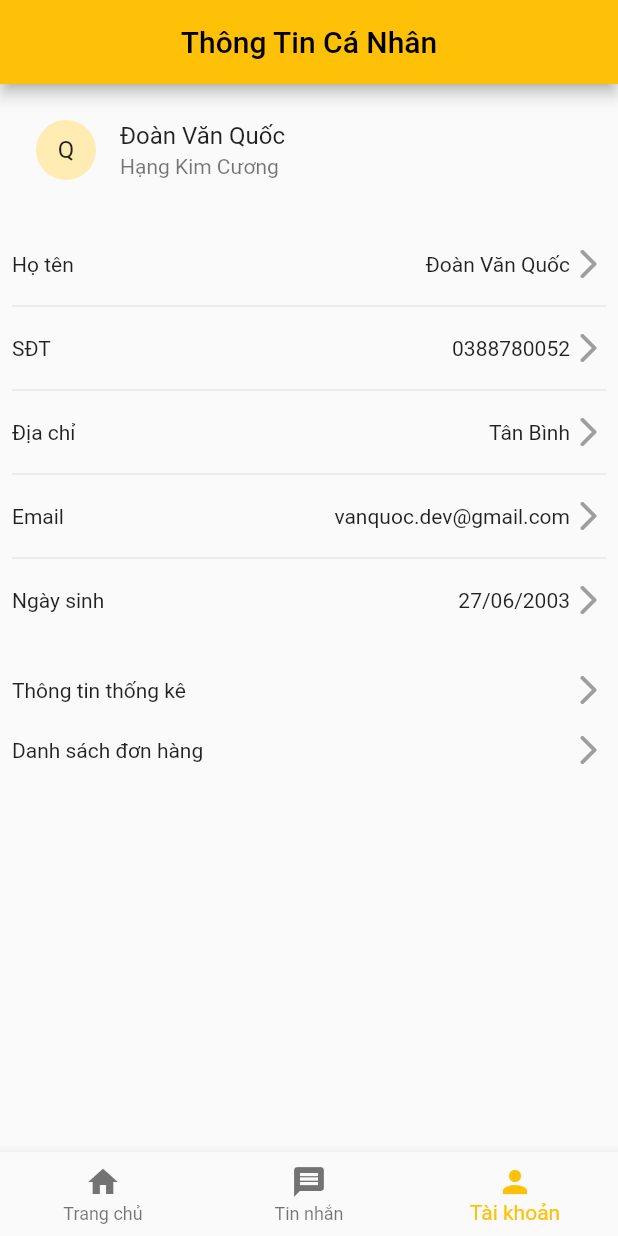
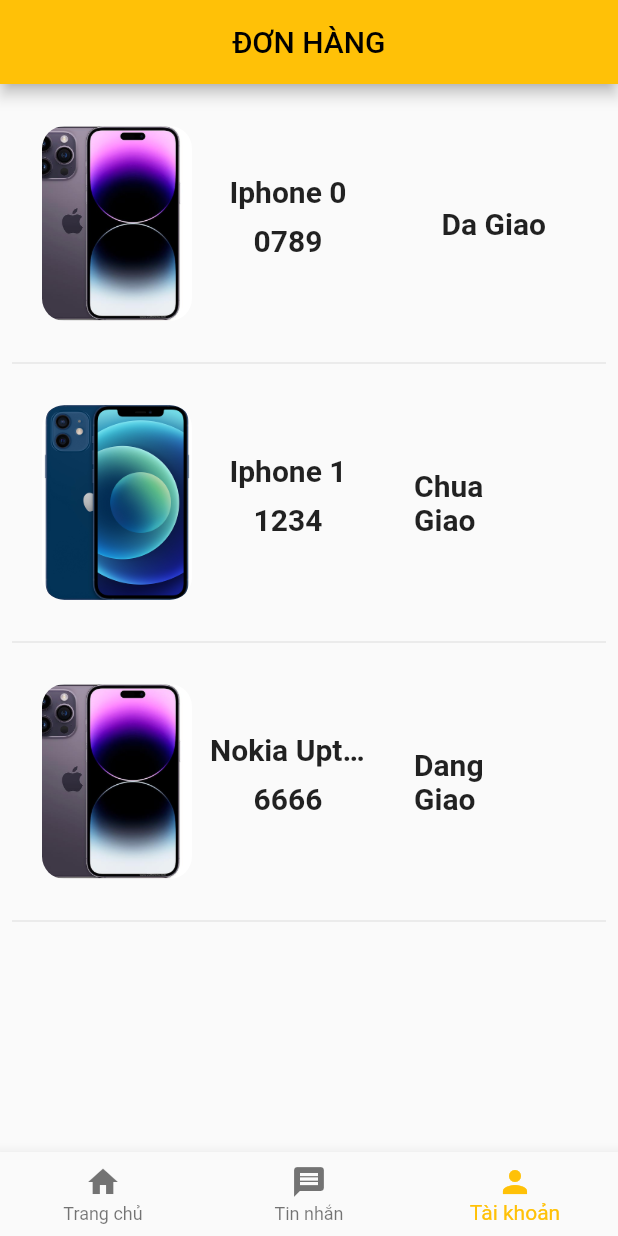
Before and after one commit to doanvanquoc/mobile_shop_app, a Flutter app: the screen it shows after launch, on a phone screen of 412 x 824 dp. Run offline on Flutter 3.47's test engine with Material 2 defaults, Android fonts, the phone set to English and light mode, and no system bars.

Commit message:
Giao dien gio hang

```diff
--- a/lib/main.dart
+++ b/lib/main.dart
@@ -1,4 +1,5 @@
 import 'package:flutter/material.dart';
+import 'package:mobile_shop_app/pages/cart_detail.dart';
 import 'package:mobile_shop_app/pages/user_info.dart';
 
 void main() {
@@ -16,7 +17,7 @@
       theme: ThemeData(
         primarySwatch: Colors.amber,
       ),
-      home: const UserInfoPage(),
+      home: const CartDetailPage(),
     );
   }
 }
--- /dev/null
+++ b/lib/pages/cart_detail.dart
@@ -0,0 +1,108 @@
+import 'package:flutter/material.dart';
+
+class CartDetailPage extends StatelessWidget {
+  const CartDetailPage({super.key});
+
+  @override
+  Widget build(BuildContext context) {
+    return Scaffold(
+      appBar: AppBar(
+        centerTitle: true,
+        title: const Text('ĐƠN HÀNG'),
+      ),
+      bottomNavigationBar: BottomNavigationBar(
+        items: const [
+          BottomNavigationBarItem(icon: Icon(Icons.home), label: 'Trang chủ'),
+          BottomNavigationBarItem(icon: Icon(Icons.message), label: 'Tin nhắn'),
+          BottomNavigationBarItem(icon: Icon(Icons.person), label: 'Tài khoản'),
+        ],
+        currentIndex: 2,
+      ),
+      body: Padding(
+        padding: const EdgeInsets.all(8.0),
+        child: Column(
+          children: [
+            buildCartDetail(
+                'assets/img/iPhone14.jpg', 'Iphone 0', '0789', 'Da Giao'),
+            const Divider(),
+            buildCartDetail(
+                'assets/img/iPhone12.jpg', 'Iphone 1', '1234', 'Chua Giao'),
+            const Divider(),
+            buildCartDetail('assets/img/iPhone14.jpg', 'Nokia Uptra Super Plus',
+                '6666', 'Dang Giao'),
+            const Divider(),
+          ],
+        ),
+      ),
+    );
+  }
+
+  Widget buildCartDetail(
+      String urlImage, String infoType, String info, String status) {
+    String img = urlImage;
+    return Container(
+      padding: const EdgeInsets.all(20.0),
+      height: 170.0,
+      child: Row(
+        children: <Widget>[
+          Expanded(
+              child: Row(
+            children: <Widget>[
+              Container(
+                padding: EdgeInsets.all(50.0),
+                decoration: BoxDecoration(
+                  image: DecorationImage(
+                      image: ExactAssetImage(img), fit: BoxFit.cover),
+                  borderRadius: BorderRadius.circular(15.0),
+                ),
+              ),
+              Expanded(
+                  child: Container(
+                margin: EdgeInsets.all(12.0),
+                child: Column(
+                  mainAxisAlignment: MainAxisAlignment.center,
+                  crossAxisAlignment: CrossAxisAlignment.center,
+                  children: [
+                    Text(
+                      infoType,
+                      style: TextStyle(
+                          fontSize: 20.0, fontWeight: FontWeight.bold),
+                      overflow: TextOverflow.ellipsis,
+                    ),
+                    SizedBox(
+                      height: 10.0,
+                    ),
+                    Text(
+                      info,
+                      style: TextStyle(
+                          fontSize: 20.0, fontWeight: FontWeight.bold),
+                      overflow: TextOverflow.ellipsis,
+                    ),
+                    SizedBox(
+                      height: 10.0,
+                    ),
+                  ],
+                ),
+              )),
+              Expanded(
+                  child: Container(
+                margin: EdgeInsets.all(20.0),
+                child: Column(
+                  mainAxisAlignment: MainAxisAlignment.center,
+                  crossAxisAlignment: CrossAxisAlignment.end,
+                  children: [
+                    Text(
+                      status,
+                      style: TextStyle(
+                          fontSize: 20.0, fontWeight: FontWeight.bold),
+                    )
+                  ],
+                ),
+              ))
+            ],
+          ))
+        ],
+      ),
+    );
+  }
+}
--- a/lib/pages/user_info.dart
+++ b/lib/pages/user_info.dart
@@ -45,7 +45,9 @@
             const Divider(),
             buildUserInfo('Ngày sinh', '27/06/2003'),
             const SizedBox(height: 20),
-            buildButton('Thông tin thống kê', onClick: () {}),
+            buildButton('Thông tin thống kê', onClick: () {
+
+            }),
             buildButton('Danh sách đơn hàng', onClick: () {}),
           ],
         ),
--- a/pubspec.yaml
+++ b/pubspec.yaml
@@ -59,9 +59,9 @@
   uses-material-design: true
 
   # To add assets to your application, add an assets section, like this:
-  # assets:
-  #   - images/a_dot_burr.jpeg
-  #   - images/a_dot_ham.jpeg
+  assets:
+  - assets/img/iPhone12.jpg
+  - assets/img/iPhone14.jpg
 
   # An image asset can refer to one or more resolution-specific "variants", see
   # https://flutter.dev/assets-and-images/#resolution-aware
```
Also changed, not shown: assets/img/iPhone12.jpg (added), assets/img/iPhone14.jpg (added).
